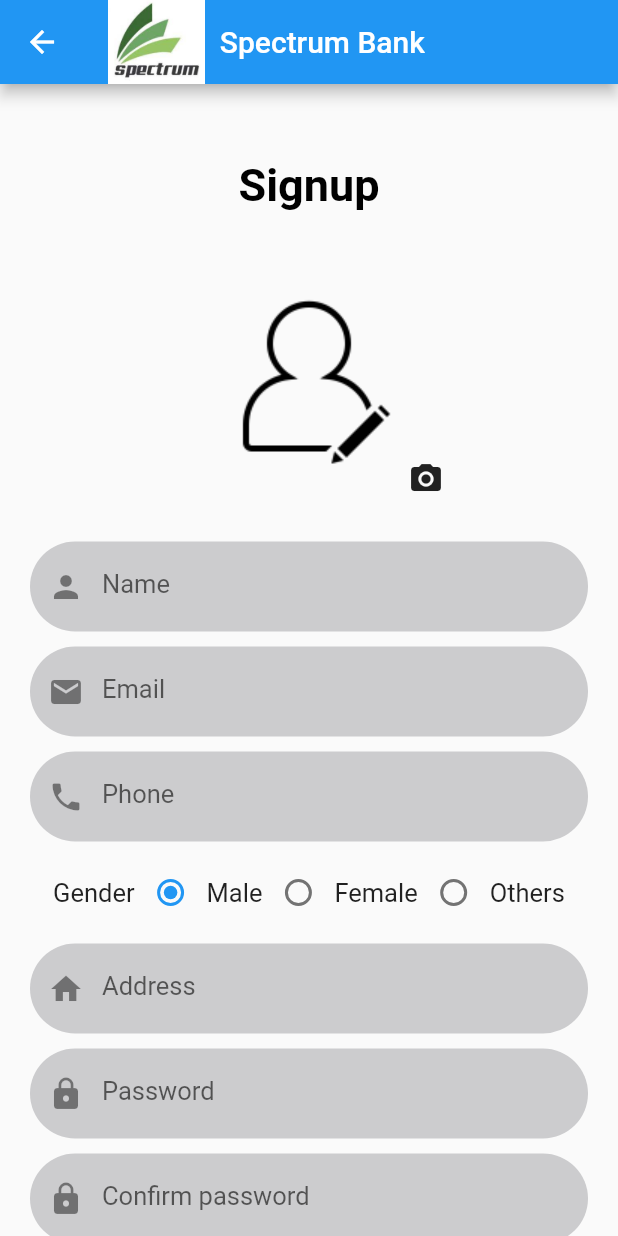
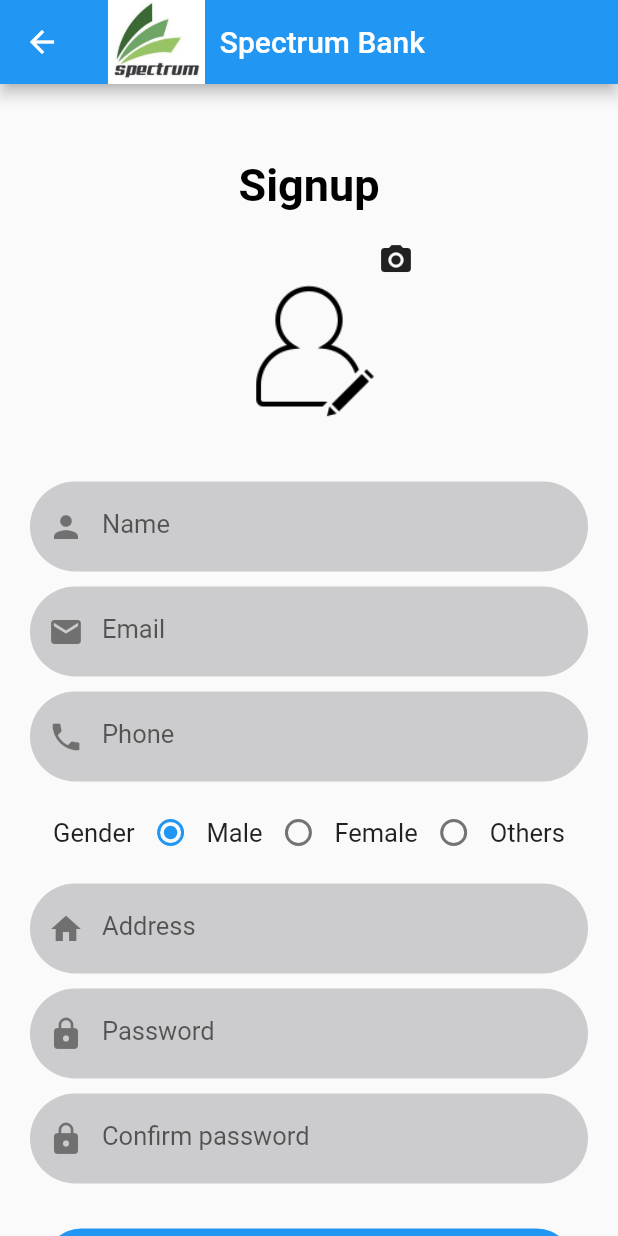
Before and after one commit to ibrahim-cse/smart_camera, a Flutter app: the SignupForm screen opened directly, on a phone screen of 412 x 824 dp. Run offline on Flutter 3.47's test engine with Material 2 defaults, Android fonts, the phone set to English and light mode, and no system bars; our stand-ins replace fluttertoast, image_picker, open_file, sqflite; missing offline and left inert: image_painter; accounts and stored records are empty.

Commit message:
Modified some code.

```diff
--- a/lib/common/take_signup_photo.dart
+++ b/lib/common/take_signup_photo.dart
@@ -12,18 +12,23 @@ class _SignupPhotoState extends State<SignupPhoto> {
 
   Widget _firstImageView() {
     if (sImageFile == null) {
-      return Image.asset(
-        'images/logo2.png',
-        height: 200.0,
-        width: 200.0,
+      return CircleAvatar(
+        child: Image.asset(
+          'images/logo2.png',
+        ),
+        radius: 80.0,
+        backgroundColor: Colors.transparent,
       );
     } else {
       return Card(
+        child: CircleAvatar(
           child: Image.file(
-        sImageFile!,
-        height: 100.0,
-        width: 150.0,
-      ));
+            sImageFile!,
+          ),
+          radius: 80,
+          backgroundColor: Colors.white,
+        ),
+      );
     }
   }
 
@@ -37,7 +42,6 @@ class _SignupPhotoState extends State<SignupPhoto> {
   _openSCamera(BuildContext context) async {
     var picture = await ImagePicker().pickImage(source: ImageSource.camera);
     setState(() {
-      // imageFile = picture as File;
       sImageFile = File(picture!.path);
     });
   }
@@ -102,7 +106,7 @@ class _SignupPhotoState extends State<SignupPhoto> {
                   },
                   child: Icon(Icons.camera_alt),
                 ),
-                bottom: 20.0,
+                top: 10.0,
                 right: 10.0,
               ),
             ],
--- a/lib/screens/signup_form.dart
+++ b/lib/screens/signup_form.dart
@@ -91,9 +91,6 @@ class _SignupFormState extends State<SignupForm> {
               mainAxisAlignment: MainAxisAlignment.center,
               children: [
                 SignupPhoto(),
-                // GenLoginSignupHeader(
-                //   headerName: 'Sign Up',
-                // ),
                 MyTextFormField(
                   controller: _conUserName,
                   inputType: TextInputType.name,
```
